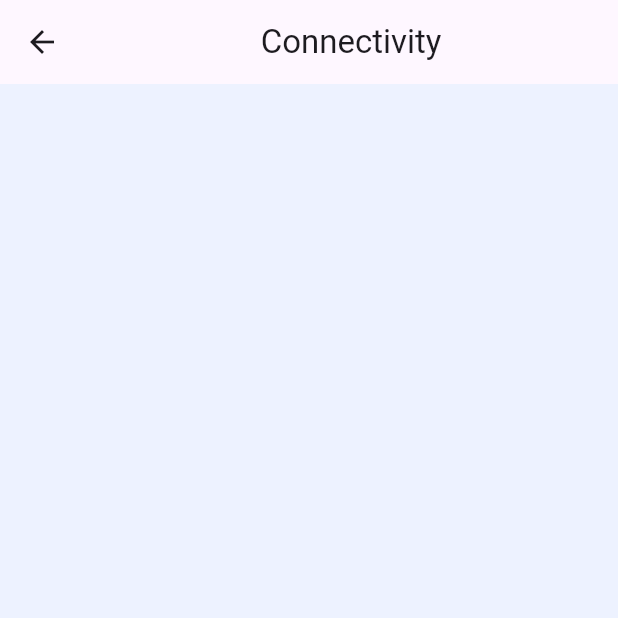
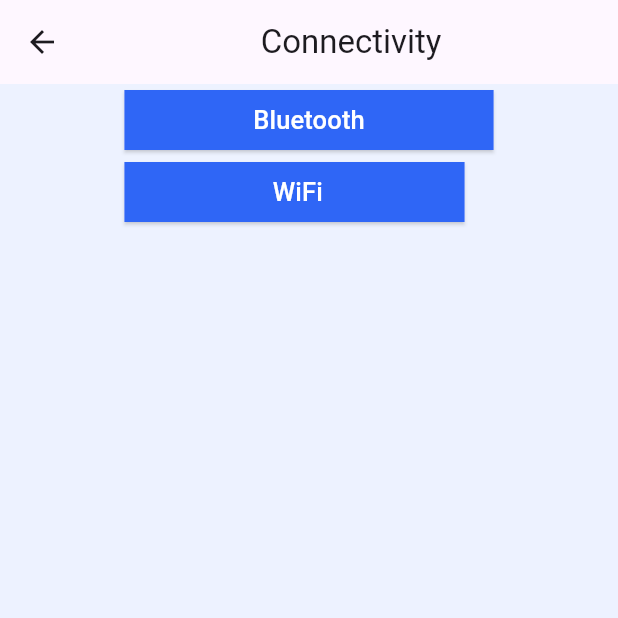
Before and after one commit to Rana-Mohsen/seere, a Flutter app: the screen it shows after launch, after a tap on "Activate Paried Device", on a phone screen of 412 x 824 dp, the top half of it. Run offline on Flutter 3.47's test engine with Material 3 defaults, Android fonts, the phone set to English and light mode, and no system bars; our stand-ins replace sizer.

Commit message:
connect device choice chip

```diff
--- /dev/null
+++ b/lib/components/custon_choice_chip.dart
@@ -0,0 +1,49 @@
+import 'package:flutter/material.dart';
+import 'package:sizer/sizer.dart';
+
+import '../constants.dart';
+
+class CustomChoiceChip extends StatefulWidget {
+  const CustomChoiceChip({
+    super.key,
+  });
+
+  @override
+  State<CustomChoiceChip> createState() => _CustomButtonState();
+}
+
+class _CustomButtonState extends State<CustomChoiceChip> {
+  List<String> lables = ["Bluetooth", "   WiFi  "];
+  List<bool> isSel = List.generate(2, (index) => false);
+  @override
+  Widget build(BuildContext context) {
+    return Wrap(
+        children: List.generate(2, (index) {
+      return ChoiceChip(
+        side: BorderSide.none,
+        shape: RoundedRectangleBorder(borderRadius: BorderRadius.circular(0)),
+        showCheckmark: false,
+        elevation: 1,
+        shadowColor: Colors.grey.withOpacity(0.5),
+        padding: const EdgeInsets.all(8),
+        label: Text(
+          lables[index],
+          style: const TextStyle(fontSize: 17, color: Colors.white),
+        ),
+        labelPadding: const EdgeInsets.symmetric(horizontal: 78),
+        // color of selected chip
+        backgroundColor: kPrimaryBlueColor,
+        selectedColor: Color(0xff618BF8),
+        // selected chip value
+        selected: isSel[index],
+        // onselected method
+        onSelected: (bool selected) {
+          setState(() {
+            isSel.fillRange(0, 2, false);
+            isSel[index] = selected;
+          });
+        },
+      );
+    }));
+  }
+}
--- a/lib/constants.dart
+++ b/lib/constants.dart
@@ -1,6 +1,7 @@
 import 'package:flutter/material.dart';
 
 const kPrimaryBackGroundColor = Color(0xFFEDF2FF);
+const kPrimaryBlueColor = Color(0xff2F66F6);
 
 BoxDecoration boxDecoration({double radius = 8}) {
   return BoxDecoration(
--- a/lib/views/connect_device_view.dart
+++ b/lib/views/connect_device_view.dart
@@ -1,4 +1,6 @@
 import 'package:flutter/material.dart';
+
+import '../components/custon_choice_chip.dart';
 
 class ConnectDeviceView extends StatefulWidget {
   const ConnectDeviceView({super.key});
@@ -14,6 +16,13 @@ class _ConnectDeviceViewState extends State<ConnectDeviceView> {
       appBar: AppBar(
         title: const Center(child: Text("Connectivity")),
       ),
+      body: Center(
+        child: Column(
+          children: [
+            CustomChoiceChip(),
+          ],
+        ),
+      ),
     );
   }
 }
--- a/lib/views/home_view.dart
+++ b/lib/views/home_view.dart
@@ -23,7 +23,7 @@ class HomeView extends StatelessWidget {
           const Padding(
             padding: EdgeInsets.all(8.0),
             child: CustomButton(
-                title: "Activate Paried Device", color: Color(0xff2F66F6)),
+                title: "Activate Paried Device", color: kPrimaryBlueColor),
           ),
           SizedBox(
             height: 20.h,
```
